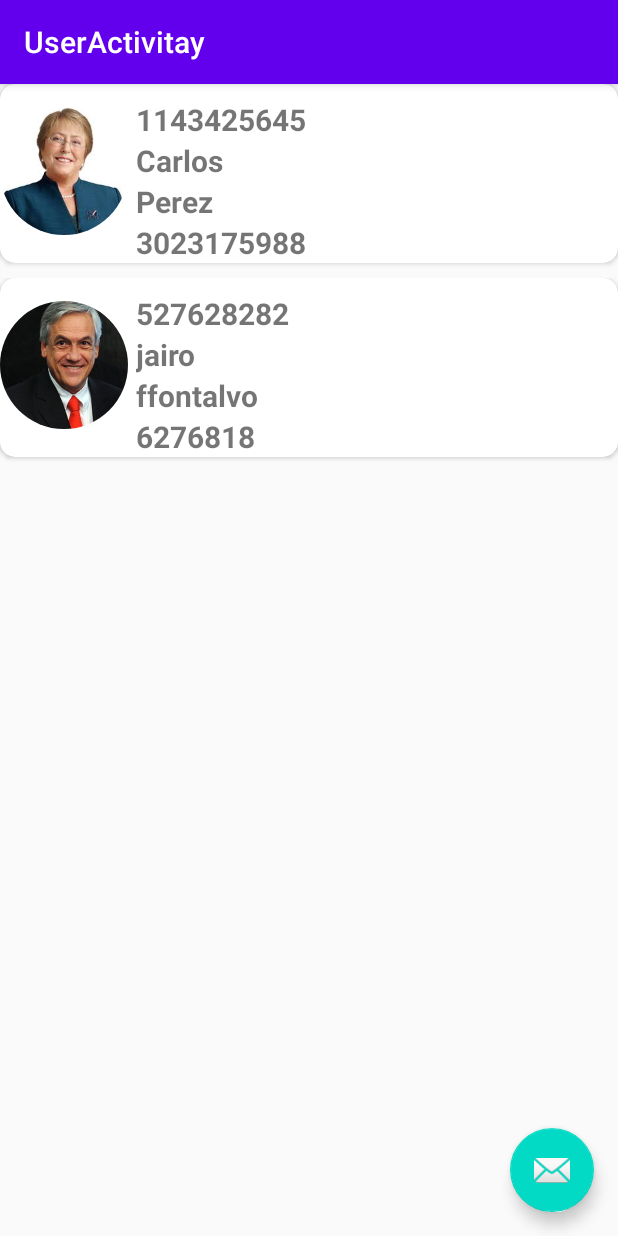
After one commit to apena19/coursus, an Android app: the UserActivity screen opened directly, with no data from a screen before it, on a phone screen of 412 x 824 dp. The commit adds this screen. Run offline under Robolectric (Android 15) with nearby library versions, the phone set to English and light mode, and no system bars; our stand-ins replace CircleImageView.

Commit message:
details usuario done

```diff
--- a/app/build.gradle
+++ b/app/build.gradle
@@ -32,5 +32,7 @@ dependencies {
     testImplementation 'junit:junit:4.12'
     androidTestImplementation 'androidx.test.ext:junit:1.1.2'
     androidTestImplementation 'androidx.test.espresso:espresso-core:3.3.0'
+    implementation 'de.hdodenhof:circleimageview:3.1.0'
+    implementation 'com.github.clans:fab:1.6.4'
 
 }
--- /dev/null
+++ b/app/src/main/java/com/admin/coursus/AdaptadorUsuario.java
@@ -0,0 +1,80 @@
+package com.admin.coursus;
+
+import android.view.LayoutInflater;
+import android.view.View;
+import android.view.ViewGroup;
+import android.widget.TextView;
+
+import androidx.annotation.NonNull;
+import androidx.recyclerview.widget.RecyclerView;
+
+import java.util.ArrayList;
+
+import de.hdodenhof.circleimageview.CircleImageView;
+
+public class AdaptadorUsuario extends RecyclerView.Adapter<AdaptadorUsuario.UsuarioViewHolder> {
+
+    private ArrayList<Usuario> usuarios;
+    private OnUsuariolickListener clickListener;
+
+    public AdaptadorUsuario(ArrayList<Usuario> usuarios, OnUsuariolickListener clickListener){
+        this.usuarios = usuarios;
+        this.clickListener = clickListener;
+    }
+
+    @Override
+    public UsuarioViewHolder onCreateViewHolder(@NonNull ViewGroup parent, int viewType) {
+        View v = LayoutInflater.from(parent.getContext())
+                .inflate(R.layout.item_user,parent,false);
+        return new UsuarioViewHolder(v);
+    }
+
+    @Override
+    public void onBindViewHolder(@NonNull UsuarioViewHolder holder, int position) {
+        final Usuario u = usuarios.get(position);
+
+        holder.foto.setImageResource(u.getFoto());
+        holder.cedula.setText(u.getCedula());
+        holder.nombre.setText(u.getNombre());
+        holder.apellido.setText(u.getApellido());
+        holder.celular.setText(u.getCelular());
+
+        holder.v.setOnClickListener(new View.OnClickListener() {
+            @Override
+            public void onClick(View v) {
+                clickListener.onUsuarioClick(u);
+            }
+        });
+
+
+    }
+
+    @Override
+    public int getItemCount() {
+        return usuarios.size();
+    }
+
+    public static class UsuarioViewHolder extends RecyclerView.ViewHolder{
+        private CircleImageView foto;
+        private TextView cedula;
+        private TextView nombre;
+        private TextView apellido;
+        private TextView celular;
+        private View v;
+
+        public UsuarioViewHolder(View itemView){
+            super(itemView);
+            v = itemView;
+            foto = v.findViewById(R.id.imgFotoUser);
+            cedula = v.findViewById(R.id.lblCedulaUser);
+            nombre = v.findViewById(R.id.lblNombreUser);
+            apellido = v.findViewById(R.id.lblApellidouser);
+            celular = v.findViewById(R.id.lblCelularuser);
+        }
+
+    }
+
+    public interface OnUsuariolickListener{
+        void onUsuarioClick(Usuario u);
+    }
+}
--- /dev/null
+++ b/app/src/main/java/com/admin/coursus/UserActivity.java
@@ -0,0 +1,80 @@
+package com.admin.coursus;
+
+import android.content.Intent;
+import android.os.Bundle;
+
+import com.google.android.material.floatingactionbutton.FloatingActionButton;
+import com.google.android.material.snackbar.Snackbar;
+
+import androidx.appcompat.app.AppCompatActivity;
+import androidx.appcompat.widget.Toolbar;
+import androidx.recyclerview.widget.LinearLayoutManager;
+import androidx.recyclerview.widget.RecyclerView;
+
+import android.view.View;
+
+import java.util.ArrayList;
+
+public class UserActivity extends AppCompatActivity implements AdaptadorUsuario.OnUsuariolickListener {
+    private RecyclerView list_usuarios;
+    private AdaptadorUsuario adaptador;
+    private LinearLayoutManager llm;
+    private ArrayList<Usuario> usuarios;
+
+    @Override
+    protected void onCreate(Bundle savedInstanceState) {
+        super.onCreate(savedInstanceState);
+        setContentView(R.layout.user_activity);
+        Toolbar toolbar = findViewById(R.id.toolbar);
+        setSupportActionBar(toolbar);
+
+
+        list_usuarios = findViewById(R.id.lstUsuarios);
+        usuarios = new ArrayList<Usuario>();
+        usuarios.add(new Usuario("1143425645","Carlos","Perez", "3023175988", R.drawable.images ));
+        usuarios.add(new Usuario("527628282","jairo","ffontalvo", "6276818", R.drawable.images2 ));
+
+        adaptador = new AdaptadorUsuario(usuarios, this);
+        llm = new LinearLayoutManager(this);
+        llm.setOrientation(RecyclerView.VERTICAL);
+
+        list_usuarios.setLayoutManager(llm);
+        list_usuarios.setAdapter(adaptador);
+
+        FloatingActionButton fab = findViewById(R.id.fab);
+        fab.setOnClickListener(new View.OnClickListener() {
+            @Override
+            public void onClick(View view) {
+                Snackbar.make(view, "Replace with your own action", Snackbar.LENGTH_LONG)
+                        .setAction("Action", null).show();
+            }
+        });
+
+    }
+
+    @Override
+    public void onUsuarioClick(Usuario u) {
+        Intent intent;
+        Bundle bundle;
+
+        bundle = new Bundle();
+
+        bundle.putInt("foto",u.getFoto());
+        bundle.putString("cedula", u.getCedula());
+        bundle.putString("nombre",u.getNombre());
+        bundle.putString("apellido", u.getApellido());
+        bundle.putString("celular", u.getCelular());
+
+        intent = new Intent(UserActivity.this, DetalleUsuario.class);
+        intent.putExtra("datos",bundle);
+        startActivity(intent);
+
+    }
+
+    public void onBackPressed(){
+        finish();
+        Intent intent = new Intent(UserActivity.this, MainActivity.class);
+        startActivity(intent);
+
+    }
+}
--- a/app/src/main/res/layout/content_main.xml
+++ b/app/src/main/res/layout/content_main.xml
@@ -26,6 +26,7 @@
         android:layout_width="225dp"
         android:layout_height="60dp"
         android:layout_marginTop="124dp"
+        android:onClick="flowusuarios"
         android:text="@string/btn_panel_user"
         app:layout_constraintEnd_toEndOf="parent"
         app:layout_constraintHorizontal_bias="0.494"
--- /dev/null
+++ b/app/src/main/res/layout/content_user_activity.xml
@@ -0,0 +1,12 @@
+<?xml version="1.0" encoding="utf-8"?>
+<androidx.constraintlayout.widget.ConstraintLayout xmlns:android="http://schemas.android.com/apk/res/android"
+    xmlns:app="http://schemas.android.com/apk/res-auto"
+    android:layout_width="match_parent"
+    android:layout_height="match_parent"
+    app:layout_behavior="@string/appbar_scrolling_view_behavior">
+
+    <androidx.recyclerview.widget.RecyclerView
+        android:id="@+id/lstUsuarios"
+        android:layout_width="match_parent"
+        android:layout_height="match_parent" />
+</androidx.constraintlayout.widget.ConstraintLayout>
--- /dev/null
+++ b/app/src/main/res/layout/item_user.xml
@@ -0,0 +1,69 @@
+<?xml version="1.0" encoding="utf-8"?>
+<LinearLayout xmlns:android="http://schemas.android.com/apk/res/android"
+    xmlns:app="http://schemas.android.com/apk/res-auto"
+    android:layout_width="match_parent"
+    android:layout_height="wrap_content"
+    android:orientation="vertical">
+
+    <androidx.cardview.widget.CardView
+        android:layout_width="match_parent"
+        android:layout_height="wrap_content"
+        android:layout_marginBottom="10sp"
+        app:cardCornerRadius="10dp"
+        app:cardElevation="2dp">
+
+        <LinearLayout
+            android:layout_width="match_parent"
+            android:layout_height="wrap_content"
+            android:orientation="horizontal">
+
+            <de.hdodenhof.circleimageview.CircleImageView
+                android:id="@+id/imgFotoUser"
+                android:layout_width="85dp"
+                android:layout_height="96dp"
+                android:layout_marginTop="10sp"
+                android:layout_marginRight="5sp"
+                android:src="@drawable/images" />
+
+            <LinearLayout
+                android:layout_width="match_parent"
+                android:layout_height="wrap_content"
+                android:layout_marginTop="10sp"
+                android:orientation="vertical">
+
+                <TextView
+                    android:id="@+id/lblCedulaUser"
+                    android:layout_width="match_parent"
+                    android:layout_height="wrap_content"
+                    android:text="TextView"
+                    android:textSize="20sp"
+                    android:textStyle="bold" />
+
+                <TextView
+                    android:id="@+id/lblNombreUser"
+                    android:layout_width="match_parent"
+                    android:layout_height="wrap_content"
+                    android:text="TextView"
+                    android:textSize="20sp"
+                    android:textStyle="bold" />
+
+                <TextView
+                    android:id="@+id/lblApellidouser"
+                    android:layout_width="match_parent"
+                    android:layout_height="wrap_content"
+                    android:text="TextView"
+                    android:textSize="20sp"
+                    android:textStyle="bold" />
+
+                <TextView
+                    android:id="@+id/lblCelularuser"
+                    android:layout_width="match_parent"
+                    android:layout_height="wrap_content"
+                    android:text="TextView"
+                    android:textSize="20sp"
+                    android:textStyle="bold" />
+            </LinearLayout>
+        </LinearLayout>
+
+    </androidx.cardview.widget.CardView>
+</LinearLayout>
--- /dev/null
+++ b/app/src/main/res/layout/user_activity.xml
@@ -0,0 +1,33 @@
+<?xml version="1.0" encoding="utf-8"?>
+<androidx.coordinatorlayout.widget.CoordinatorLayout xmlns:android="http://schemas.android.com/apk/res/android"
+    xmlns:app="http://schemas.android.com/apk/res-auto"
+    xmlns:tools="http://schemas.android.com/tools"
+    android:layout_width="match_parent"
+    android:layout_height="match_parent"
+    tools:context=".UserActivity">
+
+    <com.google.android.material.appbar.AppBarLayout
+        android:layout_width="match_parent"
+        android:layout_height="wrap_content"
+        android:theme="@style/AppTheme.AppBarOverlay">
+
+        <androidx.appcompat.widget.Toolbar
+            android:id="@+id/toolbar"
+            android:layout_width="match_parent"
+            android:layout_height="?attr/actionBarSize"
+            android:background="?attr/colorPrimary"
+            app:popupTheme="@style/AppTheme.PopupOverlay" />
+
+    </com.google.android.material.appbar.AppBarLayout>
+
+    <include layout="@layout/content_user_activity" />
+
+    <com.google.android.material.floatingactionbutton.FloatingActionButton
+        android:id="@+id/fab"
+        android:layout_width="wrap_content"
+        android:layout_height="wrap_content"
+        android:layout_gravity="bottom|end"
+        android:layout_margin="@dimen/fab_margin"
+        app:srcCompat="@android:drawable/ic_dialog_email" />
+
+</androidx.coordinatorlayout.widget.CoordinatorLayout>
```
Also changed, not shown: app/src/main/AndroidManifest.xml (+8 -0 lines), app/src/main/java/com/admin/coursus/DetalleUsuario.java (added, +63 -0 lines), app/src/main/java/com/admin/coursus/MainActivity.java (+7 -4 lines), app/src/main/res/layout/activity_detalle_usuario.xml (added, +166 -0 lines), app/src/main/res/navigation/nav_graph.xml (+40 -0 lines), app/src/main/res/values/strings.xml (+7 -0 lines), app/src/main/res/drawable/images.jpeg (added), app/src/main/res/drawable/images2.jpg (added), app/src/main/res/drawable/images3.jpg (added).
